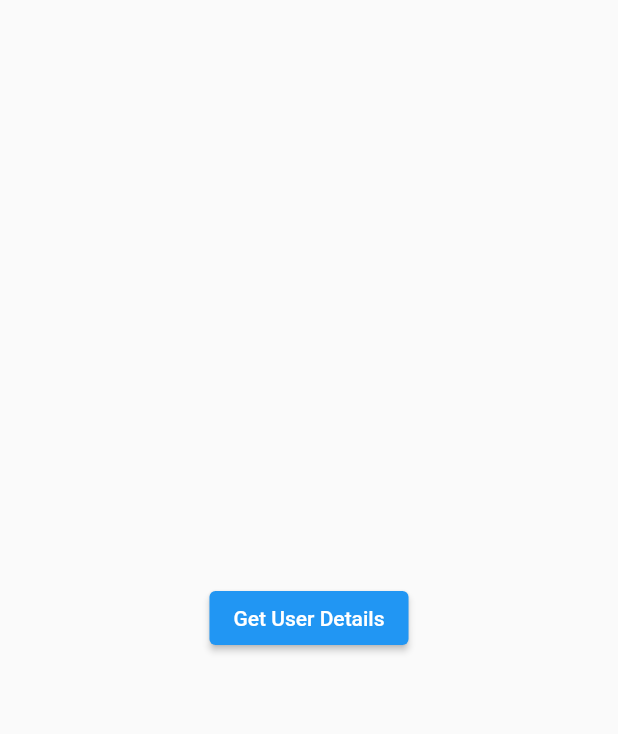
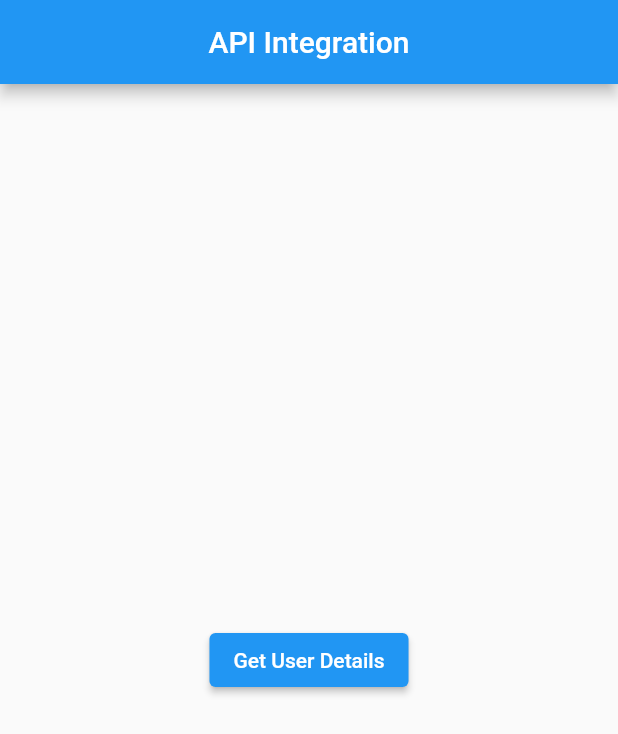
Before and after one commit to MSHAFEEQM/api_integration_Flutter, a Flutter app: the screen it shows after launch, on a phone screen of 412 x 824 dp. Shown: the top 734 px of the screen. Run offline on Flutter 3.47's test engine with Material 2 defaults, Android fonts, the phone set to English and light mode, and no system bars.

Commit message:
UI Created

```diff
--- a/lib/main.dart
+++ b/lib/main.dart
@@ -36,6 +36,6 @@ class HomeScreen extends StatelessWidget {
   @override
   Widget build(BuildContext context) {
 
-    return Scaffold(body: Center(child: ElevatedButton(onPressed: (){}, child: Text('Get User Details'))),);
+    return Scaffold(appBar: AppBar(title: Center(child: Text('API Integration')),),body: Center(child: ElevatedButton(onPressed: (){}, child: Text('Get User Details'))),);
   }
 }
```
